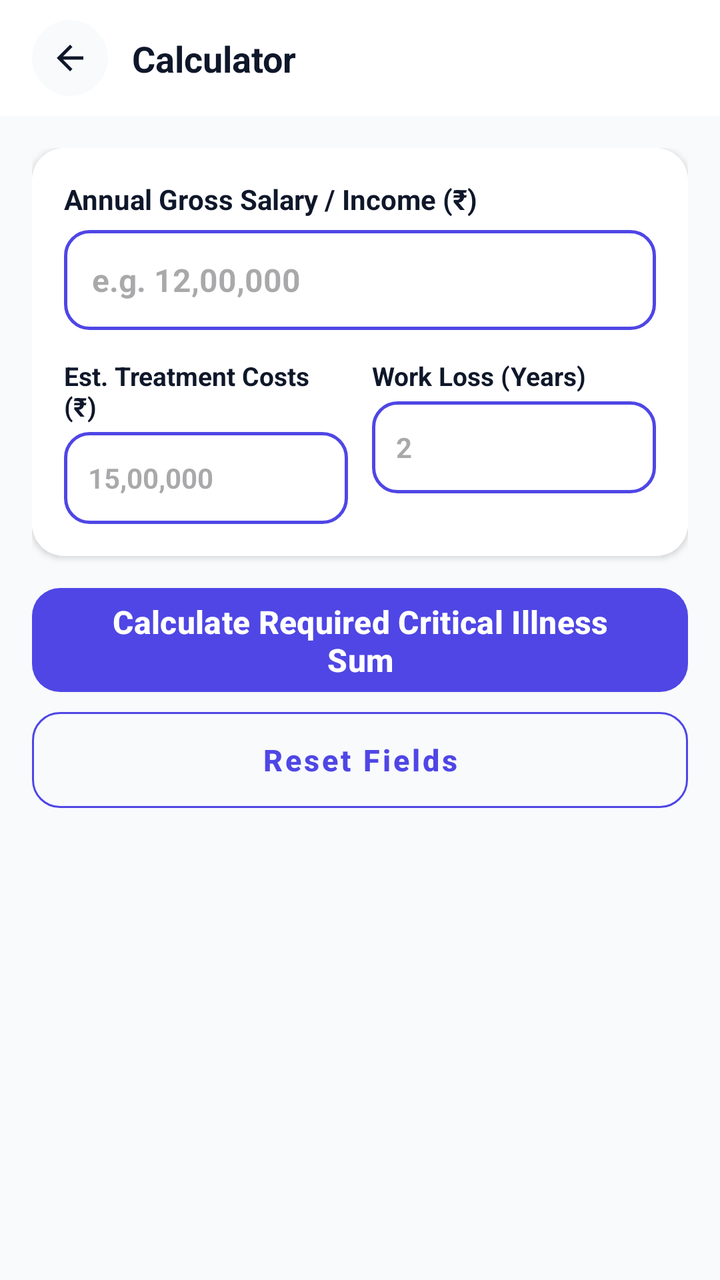
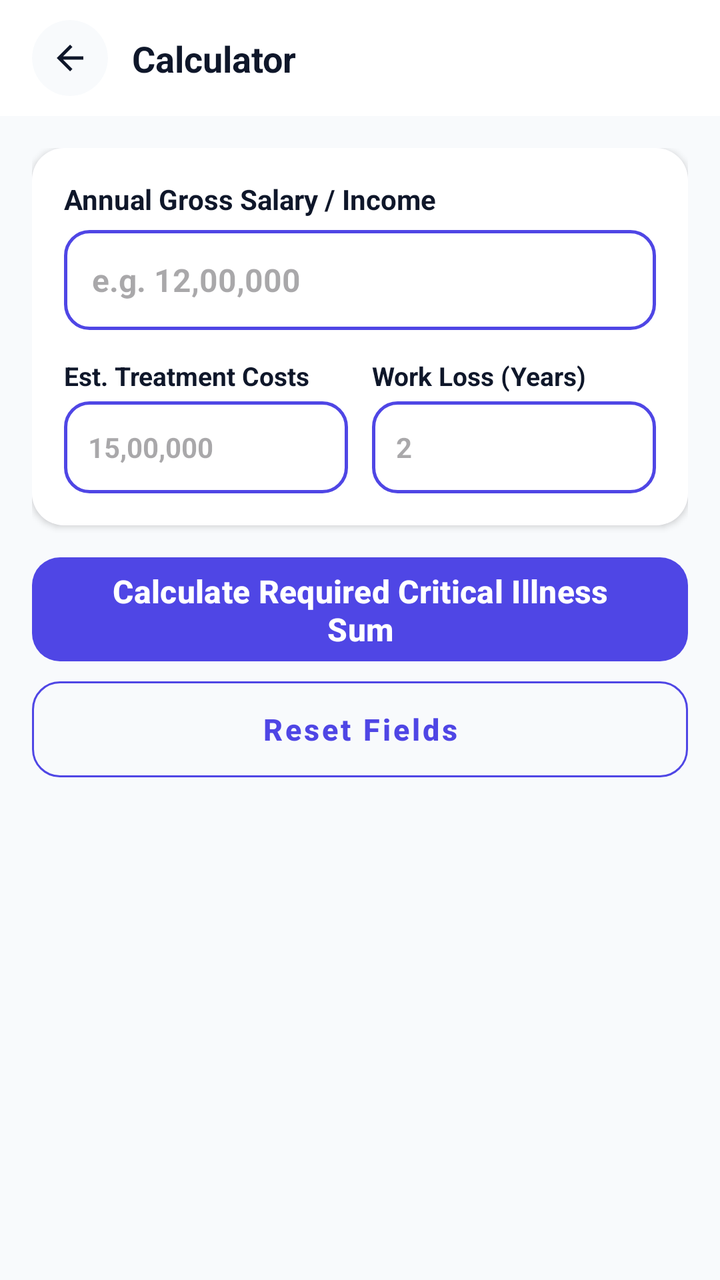

An Android layout rendered at two revisions. The XML below is the earlier revision; the diff shows what the commit changed to produce the second picture.
<!-- AndroidManifest.xml: application theme Theme.Calculatoremi -->
<!-- res/layout/activity_critical_illness.xml -->
<?xml version="1.0" encoding="utf-8"?>
<LinearLayout xmlns:android="http://schemas.android.com/apk/res/android"
    xmlns:app="http://schemas.android.com/apk/res-auto"
    android:layout_width="match_parent"
    android:layout_height="match_parent"
    android:background="@color/background"
    android:orientation="vertical">

    
    <include layout="@layout/layout_calculator_header" />

    
    <androidx.core.widget.NestedScrollView
        android:id="@+id/centerBodyLayout"
        android:layout_width="match_parent"
        android:layout_height="match_parent"
        android:clipToPadding="false"
        android:paddingBottom="40dp"
        android:fillViewport="true">

        <LinearLayout
            android:layout_width="match_parent"
            android:layout_height="wrap_content"
            android:orientation="vertical"
            android:padding="16dp">

            
            <com.google.android.material.card.MaterialCardView
                android:layout_width="match_parent"
                android:layout_height="wrap_content"
                app:cardCornerRadius="16dp"
                app:cardElevation="2dp"
                app:strokeWidth="0dp"
                android:layout_marginBottom="16dp">

                <LinearLayout
                    android:layout_width="match_parent"
                    android:layout_height="wrap_content"
                    android:orientation="vertical"
                    android:background="@color/surface"
                    android:padding="16dp">

                    <TextView
                        android:layout_width="wrap_content"
                        android:layout_height="wrap_content"
                        android:text="Annual Gross Salary / Income (₹)"
                        android:textColor="@color/text_primary"
                        android:textSize="14sp"
                        android:textStyle="bold" />

                    <EditText
                        android:id="@+id/etAnnualIncome"
                        android:layout_width="match_parent"
                        android:layout_height="50dp"
                        android:layout_marginTop="6dp"
                        android:background="@drawable/numeric_input_border"
                        android:hint="e.g. 12,00,000"
                        android:inputType="numberDecimal"
                        android:paddingHorizontal="14dp"
                        android:textColor="@color/text_primary"
                        android:textSize="16sp"
                        android:textStyle="bold" />

                    <LinearLayout
                        android:layout_width="match_parent"
                        android:layout_height="wrap_content"
                        android:layout_marginTop="14dp"
                        android:orientation="horizontal">

                        <LinearLayout
                            android:layout_width="0dp"
                            android:layout_height="wrap_content"
                            android:layout_weight="1"
                            android:layout_marginEnd="6dp"
                            android:orientation="vertical">

                            <TextView
                                android:layout_width="wrap_content"
                                android:layout_height="wrap_content"
                                android:text="Est. Treatment Costs (₹)"
                                android:textColor="@color/text_primary"
                                android:textSize="13sp"
                                android:textStyle="bold" />

                            <EditText
                                android:id="@+id/etTreatmentCost"
                                android:layout_width="match_parent"
                                android:layout_height="46dp"
                                android:layout_marginTop="4dp"
                                android:background="@drawable/numeric_input_border"
                                android:hint="15,00,000"
                                android:inputType="numberDecimal"
                                android:paddingHorizontal="12dp"
                                android:textColor="@color/text_primary"
                                android:textSize="14sp"
                                android:textStyle="bold" />
                        </LinearLayout>

                        <LinearLayout
                            android:layout_width="0dp"
                            android:layout_height="wrap_content"
                            android:layout_weight="1"
                            android:layout_marginStart="6dp"
                            android:orientation="vertical">

                            <TextView
                                android:layout_width="wrap_content"
                                android:layout_height="wrap_content"
                                android:text="Work Loss (Years)"
                                android:textColor="@color/text_primary"
                                android:textSize="13sp"
                                android:textStyle="bold" />

                            <EditText
                                android:id="@+id/etWorkLossYears"
                                android:layout_width="match_parent"
                                android:layout_height="46dp"
                                android:layout_marginTop="4dp"
                                android:background="@drawable/numeric_input_border"
                                android:hint="2"
                                android:inputType="number"
                                android:paddingHorizontal="12dp"
                                android:textColor="@color/text_primary"
                                android:textSize="14sp"
                                android:textStyle="bold" />
                        </LinearLayout>
                    </LinearLayout>

                </LinearLayout>
            </com.google.android.material.card.MaterialCardView>



            
            <com.google.android.material.button.MaterialButton
                android:id="@+id/btnCalculate"
                android:layout_width="match_parent"
                android:layout_height="52dp"
                android:text="Calculate Required Critical Illness Sum"
                android:textAllCaps="false"
                android:textColor="#FFFFFF"
                android:textSize="16sp"
                android:textStyle="bold"
                android:insetTop="0dp"
                android:insetBottom="0dp"
                app:backgroundTint="@color/primary"
                app:cornerRadius="14dp" />

            <com.google.android.material.button.MaterialButton
                android:id="@+id/btnReset"
                style="@style/Widget.MaterialComponents.Button.OutlinedButton"
                android:layout_width="match_parent"
                android:layout_height="48dp"
                android:layout_marginTop="10dp"
                android:text="Reset Fields"
                android:textAllCaps="false"
                android:textColor="@color/primary"
                android:textSize="15sp"
                android:textStyle="bold"
                android:insetTop="0dp"
                android:insetBottom="0dp"
                app:cornerRadius="14dp"
                app:strokeColor="@color/primary" />

        </LinearLayout>
    </androidx.core.widget.NestedScrollView>

</LinearLayout>
<!-- res/layout/layout_calculator_header.xml (included above) -->
<?xml version="1.0" encoding="utf-8"?>
<androidx.constraintlayout.widget.ConstraintLayout xmlns:android="http://schemas.android.com/apk/res/android"
    xmlns:app="http://schemas.android.com/apk/res-auto"
    android:id="@+id/calculatorHeader"
    android:layout_width="match_parent"
    android:layout_height="wrap_content"
    android:minHeight="56dp"
    android:background="@color/surface"
    android:elevation="0dp"
    android:paddingStart="16dp"
    android:paddingEnd="16dp"
    android:paddingTop="10dp"
    android:paddingBottom="10dp">

    <com.google.android.material.card.MaterialCardView
        android:id="@+id/btnBackContainer"
        android:layout_width="38dp"
        android:layout_height="38dp"
        app:cardBackgroundColor="@color/background"
        app:cardCornerRadius="19dp"
        app:cardElevation="0dp"
        app:strokeWidth="0dp"
        app:layout_constraintBottom_toBottomOf="parent"
        app:layout_constraintStart_toStartOf="parent"
        app:layout_constraintTop_toTopOf="parent">

        <ImageView
            android:id="@+id/btnBack"
            android:layout_width="20dp"
            android:layout_height="20dp"
            android:layout_gravity="center"
            android:src="@drawable/ic_arrow_back"
            app:tint="@color/text_primary" />
    </com.google.android.material.card.MaterialCardView>

    <TextView
        android:id="@+id/txtTitle"
        android:layout_width="0dp"
        android:layout_height="wrap_content"
        android:layout_marginStart="12dp"
        android:layout_marginEnd="12dp"
        android:text="Calculator"
        android:textColor="@color/text_primary"
        android:textSize="18sp"
        android:textStyle="bold"
        android:maxLines="1"
        android:ellipsize="end"
        app:layout_constraintBottom_toBottomOf="parent"
        app:layout_constraintEnd_toEndOf="parent"
        app:layout_constraintStart_toEndOf="@id/btnBackContainer"
        app:layout_constraintTop_toTopOf="parent" />

</androidx.constraintlayout.widget.ConstraintLayout>
<!-- resources referenced by this layout -->
<resources>
  <color name="background">#F8FAFC</color>
  <color name="primary">#4F46E5</color>
  <color name="surface">#FFFFFF</color>
  <color name="text_primary">#0F172A</color>
  <!-- drawable ic_arrow_back (drawable) -->
  <vector xmlns:android="http://schemas.android.com/apk/res/android"
      android:width="24dp"
      android:height="24dp"
      android:viewportWidth="960"
      android:viewportHeight="960">
    <path
        android:pathData="m313,520 l224,224 -57,56 -320,-320 320,-320 57,56 -224,224h487v80L313,520Z"
        android:fillColor="#e3e3e3"/>
  </vector>
  <!-- drawable numeric_input_border (drawable) -->
  <?xml version="1.0" encoding="utf-8"?>
  <shape xmlns:android="http://schemas.android.com/apk/res/android"
      android:shape="rectangle">
  
      <solid android:color="@color/surface"/>
  
      <stroke
          android:width="1.5dp"
          android:color="@color/primary"/>
  
      <corners android:radius="12dp"/>
  </shape>
  <style name="Theme.Calculatoremi" parent="Base.Theme.Calculatoremi" />
  <style name="Base.Theme.Calculatoremi" parent="Theme.Material3.DayNight.NoActionBar">
          <item name="android:statusBarColor">@android:color/transparent</item>
          <item name="android:navigationBarColor">@android:color/transparent</item>
          <item name="android:windowLightStatusBar">true</item>
          <item name="android:windowLightNavigationBar">true</item>
          <item name="colorPrimary">@color/primary</item>
          <item name="colorOnPrimary">#FFFFFF</item>
          <item name="colorSecondary">@color/gradient_accent</item>
          <item name="colorOnSecondary">#FFFFFF</item>
      </style>
  <color name="gradient_accent">#818CF8</color>
</resources>

<!-- the commit's change to res/layout/activity_critical_illness.xml (unified diff, before → after) -->
@@ -43,7 +43,7 @@
                     <TextView
                         android:layout_width="wrap_content"
                         android:layout_height="wrap_content"
-                        android:text="Annual Gross Salary / Income (₹)"
+                        android:text="Annual Gross Salary / Income"
                         android:textColor="@color/text_primary"
                         android:textSize="14sp"
                         android:textStyle="bold" />
@@ -77,7 +77,7 @@
                             <TextView
                                 android:layout_width="wrap_content"
                                 android:layout_height="wrap_content"
-                                android:text="Est. Treatment Costs (₹)"
+                                android:text="Est. Treatment Costs"
                                 android:textColor="@color/text_primary"
                                 android:textSize="13sp"
                                 android:textStyle="bold" />
